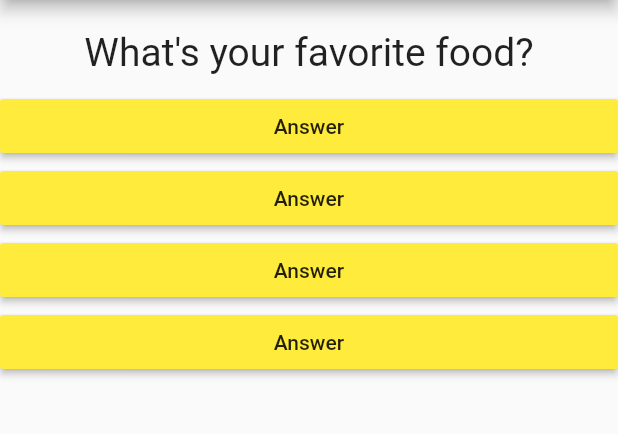
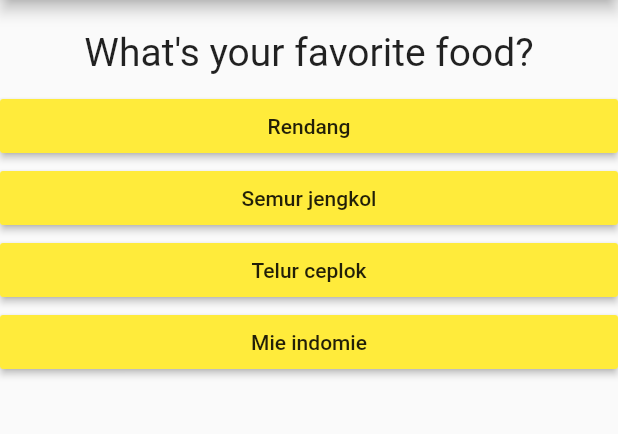
Before and after one commit to rizaljanuari/Quiz-App, a Flutter app: the screen it shows after launch, on a phone screen of 412 x 824 dp, the part 84-518 px from its top. Run offline on Flutter 3.47's test engine with Material 2 defaults, Android fonts, the phone set to English and light mode, and no system bars.

Commit message:
adding more object in maps, make result text and score widget, and make reset function

```diff
--- a/lib/answer.dart
+++ b/lib/answer.dart
@@ -13,7 +13,7 @@ class Answer extends StatelessWidget {
       child: RaisedButton(
         color: Colors.yellow,
         onPressed: selectHandler,
-        child: Text("Answer"),
+        child: Text(answerText),
       ),
     );
   }
--- a/lib/main.dart
+++ b/lib/main.dart
@@ -42,7 +42,6 @@ class _MyAppState extends State<MyApp> {
 
   @override
   Widget build(BuildContext context) {
-
     return MaterialApp(
       home: Scaffold(
         appBar: AppBar(
@@ -54,7 +53,7 @@ class _MyAppState extends State<MyApp> {
                   Question(
                     questions[_questionIndex]["questionText"],
                   ),
-                  //the three dots (...) are Dart operator syntax called Spread Operator. Its mean they take a list and pull all the values in the list out of it andd add them to the surrounding list as individual values.
+                  //the three dots (...) are Dart operator syntax called Spread Operator. Its mean they take a list and pull all the values in the list out of it andd add them to the surrounding list as individual values, mereun.
                   ...(questions[_questionIndex]["answer"] as List<String>)
                       .map((answer) {
                     return Answer(_answerQuestion, answer);
--- a/pubspec.yaml
+++ b/pubspec.yaml
@@ -14,7 +14,7 @@ description: A new Flutter project.
 version: 1.0.0+1
 
 environment:
-  sdk: ">=2.1.0 <3.0.0"
+  sdk: ">=2.2.2 <3.0.0"
 
 dependencies:
   flutter:
```
Also changed, not shown: lib/quiz.dart (added, +10 -0 lines), lib/result.dart (added, +10 -0 lines). Lines whose indentation alone changed are shown as unchanged.
